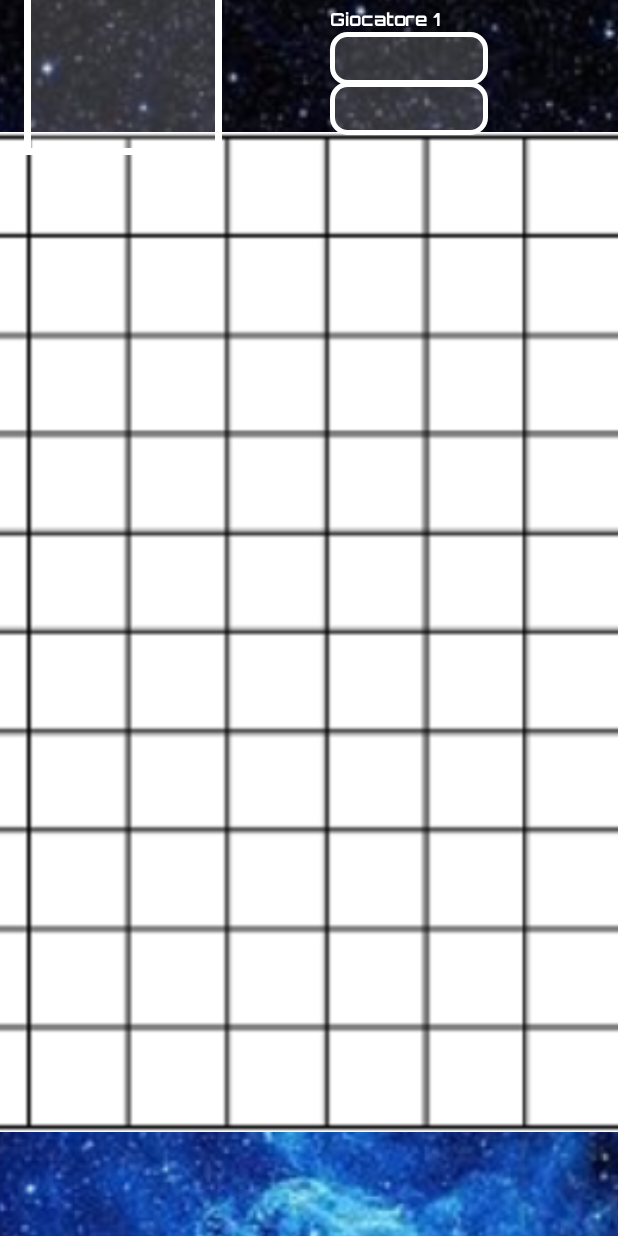
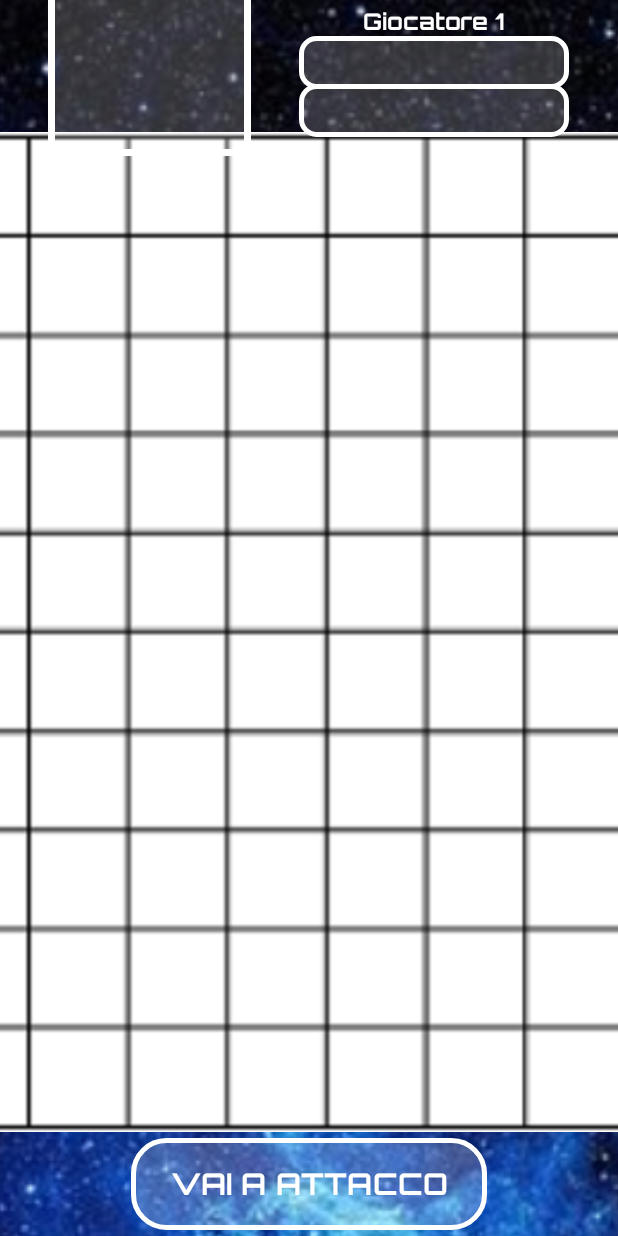
Before and after one commit to dariolfra/BattagliaSpaziale3077, an Android app: the layout defence.xml on its own in the app's theme, with its tools: preview values and no code run, on a phone screen of 412 x 824 dp. Run offline under Robolectric (Android 15) with nearby library versions, the phone set to English and light mode, and no system bars.

Commit message:
grafica difesa

```diff
--- a/app/src/main/java/com/example/battagliaspaziale3077/Defence.java
+++ b/app/src/main/java/com/example/battagliaspaziale3077/Defence.java
@@ -8,6 +8,7 @@ import android.widget.GridView;
 import android.widget.ImageView;
 import android.widget.TextView;
 import android.widget.Toast;
+import android.widget.Button;
 
 import java.util.HashMap;
 
@@ -24,6 +25,7 @@ public class Defence extends Game {
     private boolean multiplayer;
     private ImageView background ,immagine_pers;
     private TextView giocatore1,giocatore2;
+    private Button btn_vai_a_attacco;
     private Context context;
     private int[] casellaColpita;
 
@@ -43,6 +45,7 @@ public class Defence extends Game {
         giocatore2 = (TextView) findViewById(R.id.txtNomeG2);
         immagine_pers = (ImageView) findViewById(R.id.img_pers);
         background = (ImageView) findViewById(R.id.background);
+        btn_vai_a_attacco = (Button) findViewById(R.id.btn_vai_a_attacco);
 
         context = this.getApplicationContext();
 
--- a/app/src/main/res/layout/defence.xml
+++ b/app/src/main/res/layout/defence.xml
@@ -1,3 +1,4 @@
+
 <?xml version="1.0" encoding="utf-8"?>
 <androidx.constraintlayout.widget.ConstraintLayout xmlns:android="http://schemas.android.com/apk/res/android"
     android:layout_width="match_parent"
@@ -34,75 +35,99 @@
 
     <TextView
         android:id="@+id/txtNomeG1"
-        android:layout_width="105dp"
+        android:layout_width="180dp"
         android:layout_height="35dp"
-        android:layout_marginStart="72dp"
+        android:layout_marginStart="32dp"
         android:fontFamily="@font/orbitron_regular"
         android:foreground="@drawable/bordo_rettangolo_label"
         android:paddingTop="7dp"
         android:textAlignment="center"
         android:textColor="@color/white"
-        android:textSize="12sp"
+        android:textSize="16sp"
         app:layout_constraintBottom_toTopOf="@+id/gridView"
+        app:layout_constraintEnd_toEndOf="parent"
+        app:layout_constraintHorizontal_bias="0.0"
         app:layout_constraintStart_toEndOf="@+id/img_pers"
         app:layout_constraintTop_toTopOf="parent"
-        app:layout_constraintVertical_bias="0.409" />
+        app:layout_constraintVertical_bias="0.462" />
 
     <TextView
         android:layout_width="wrap_content"
         android:layout_height="wrap_content"
-        android:layout_marginStart="72dp"
+        android:layout_marginStart="32dp"
         android:fontFamily="@font/orbitron_bold"
         android:text="Giocatore 1"
         android:textColor="@color/white"
-        android:textSize="12sp"
+        android:textSize="15sp"
         app:layout_constraintBottom_toTopOf="@+id/txtNomeG1"
+        app:layout_constraintEnd_toEndOf="parent"
+        app:layout_constraintHorizontal_bias="0.363"
         app:layout_constraintStart_toEndOf="@+id/img_pers"
         app:layout_constraintTop_toTopOf="parent"
-        app:layout_constraintVertical_bias="0.865" />
+        app:layout_constraintVertical_bias="0.936" />
 
     <TextView
         android:id="@+id/txtNomeG2"
-        android:layout_width="105dp"
+        android:layout_width="180dp"
         android:layout_height="35dp"
-        android:layout_marginStart="72dp"
+        android:layout_marginStart="32dp"
         android:fontFamily="@font/orbitron_regular"
         android:foreground="@drawable/bordo_rettangolo_label"
         android:paddingTop="7dp"
         android:textAlignment="center"
         android:textColor="@color/white"
-        android:textSize="12sp"
+        android:textSize="16sp"
         app:layout_constraintBottom_toTopOf="@+id/gridView"
+        app:layout_constraintEnd_toEndOf="parent"
+        app:layout_constraintHorizontal_bias="0.0"
         app:layout_constraintStart_toEndOf="@+id/img_pers"
         app:layout_constraintTop_toBottomOf="@+id/txtNomeG1"
         app:layout_constraintVertical_bias="0.528" />
 
     <TextView
         android:id="@+id/textView6"
-        android:layout_width="wrap_content"
-        android:layout_height="wrap_content"
-        android:layout_marginStart="72dp"
+        android:layout_width="106dp"
+        android:layout_height="18dp"
+        android:layout_marginStart="32dp"
         android:fontFamily="@font/orbitron_bold"
         android:text="Giocatore 2"
         android:textColor="@color/white"
-        android:textSize="12sp"
+        android:textSize="15sp"
         app:layout_constraintBottom_toTopOf="@+id/txtNomeG2"
+        app:layout_constraintEnd_toEndOf="parent"
+        app:layout_constraintHorizontal_bias="0.405"
         app:layout_constraintStart_toEndOf="@+id/img_pers"
         app:layout_constraintTop_toBottomOf="@+id/txtNomeG1"
-        app:layout_constraintVertical_bias="0.684" />
+        app:layout_constraintVertical_bias="0.8" />
 
     <ImageView
         android:id="@+id/img_pers"
-        android:layout_width="132dp"
-        android:layout_height="129dp"
+        android:layout_width="135dp"
+        android:layout_height="140dp"
         android:foreground="@drawable/bordo_img_pers"
         app:layout_constraintBottom_toTopOf="@+id/gridView"
         app:layout_constraintEnd_toEndOf="parent"
-        app:layout_constraintHorizontal_bias="0.057"
+        app:layout_constraintHorizontal_bias="0.115"
         app:layout_constraintStart_toStartOf="parent"
         app:layout_constraintTop_toTopOf="parent"
-        app:layout_constraintVertical_bias="0.654" />
+        app:layout_constraintVertical_bias="0.709" />
 
+    <Button
+        android:id="@+id/btn_vai_a_attacco"
+        android:layout_width="237dp"
+        android:layout_height="61dp"
+        android:backgroundTint="@android:color/transparent"
+        android:fontFamily="@font/orbitron_bold"
+        android:foreground="@drawable/bordo_rettangolo"
+        android:onClick="Vai_a_Attacco"
+        android:text="VAI A ATTACCO"
+        android:textColor="@color/white"
+        android:textSize="20dp"
+        app:layout_constraintBottom_toBottomOf="parent"
+        app:layout_constraintEnd_toEndOf="parent"
+        app:layout_constraintStart_toStartOf="parent"
+        app:layout_constraintTop_toBottomOf="@+id/gridView"
+        app:layout_constraintVertical_bias="0.502" />
 
 
 </androidx.constraintlayout.widget.ConstraintLayout>
```
